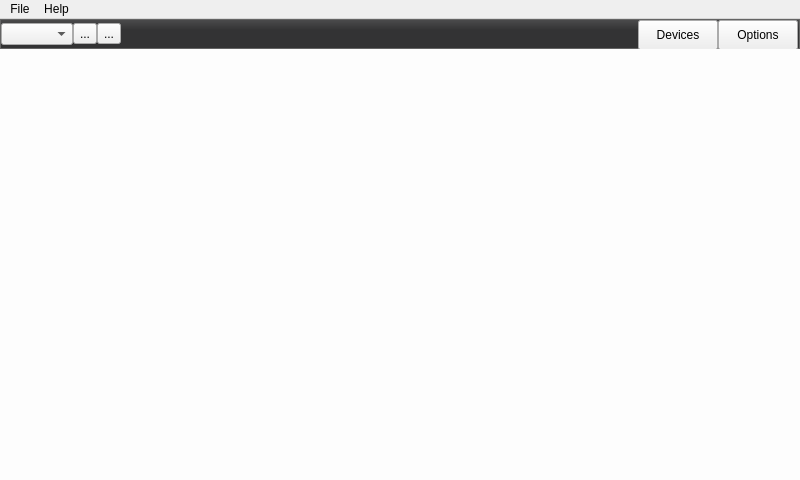
First picture: the form in Graffik/gui/mainwindow.ui, repository DynamicPerception/Graffik_Legacy, before the edit.
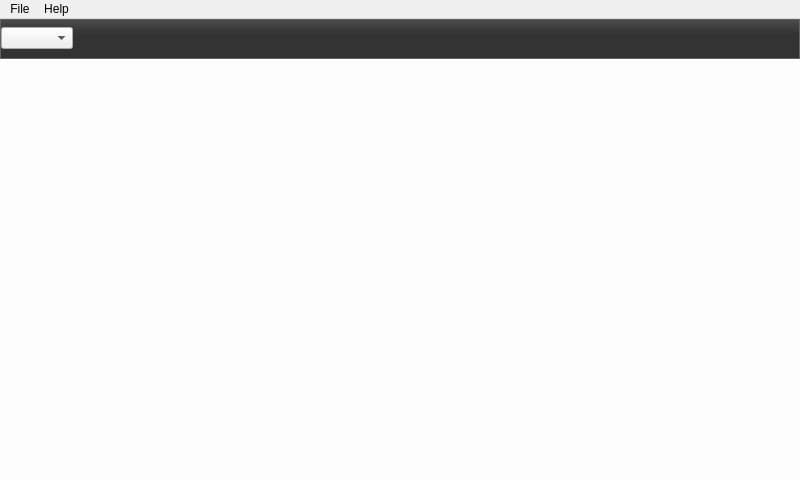
Second picture: the form after the edit. Icons and pictures are not drawn.

The edit to the form file:
```diff
--- a/Graffik/gui/mainwindow.ui
+++ b/Graffik/gui/mainwindow.ui
@@ -31,7 +31,54 @@
 border-color:rgb(100, 100, 100);
 }
 
-</string>
+#globalLoadButton {
+
+border-image: url(:/core/load-but-normal.png);
+border: 0px transparent;
+}
+
+#globalLoadButton:pressed {
+
+border-image: url(:/core/load-but-pressed.png);
+border: 0px transparent;
+}
+
+#globalSaveButton {
+
+border-image: url(:/core/save-but-normal.png);
+border: 0px transparent;
+}
+
+#globalSaveButton:pressed {
+
+border-image: url(:/core/save-but-pressed.png);
+border: 0px transparent;
+}
+
+#netButton {
+
+border-image: url(:/core/devices-but-normal.png);
+border: 0px transparent;
+margin-right: 10px;
+}
+
+#netButton:pressed {
+
+border-image: url(:/core/devices-but-pressed.png);
+border: 0px transparent;
+}
+
+#optButton {
+margin-right: 10px;
+border-image: url(:/core/set-but-normal.png);
+border: 0px transparent;
+}
+
+#optButton:pressed {
+
+border-image: url(:/core/set-but-pressed.png);
+border: 0px transparent;
+}</string>
   </property>
   <widget class="QWidget" name="centralwidget">
    <property name="styleSheet">
@@ -60,7 +107,7 @@
         <property name="maximumSize">
          <size>
           <width>16777215</width>
-          <height>30</height>
+          <height>40</height>
          </size>
         </property>
         <property name="frameShape">
@@ -70,26 +117,65 @@
          <enum>QFrame::Raised</enum>
         </property>
         <layout class="QGridLayout" name="gridLayout_2">
+         <property name="horizontalSpacing">
+          <number>5</number>
+         </property>
+         <property name="verticalSpacing">
+          <number>0</number>
+         </property>
          <property name="margin">
           <number>0</number>
          </property>
-         <property name="spacing">
-          <number>0</number>
-         </property>
          <item row="1" column="0">
           <widget class="QComboBox" name="screenSelCombo"/>
          </item>
          <item row="1" column="1">
           <widget class="QToolButton" name="globalLoadButton">
+           <property name="sizePolicy">
+            <sizepolicy hsizetype="Expanding" vsizetype="Expanding">
+             <horstretch>0</horstretch>
+             <verstretch>0</verstretch>
+            </sizepolicy>
+           </property>
+           <property name="minimumSize">
+            <size>
+             <width>25</width>
+             <height>25</height>
+            </size>
+           </property>
+           <property name="maximumSize">
+            <size>
+             <width>33</width>
+             <height>33</height>
+            </size>
+           </property>
            <property name="text">
-            <string>...</string>
+            <string/>
            </property>
           </widget>
          </item>
          <item row="1" column="2">
           <widget class="QToolButton" name="globalSaveButton">
+           <property name="sizePolicy">
+            <sizepolicy hsizetype="Expanding" vsizetype="Expanding">
+             <horstretch>0</horstretch>
+             <verstretch>0</verstretch>
+            </sizepolicy>
+           </property>
+           <property name="minimumSize">
+            <size>
+             <width>25</width>
+             <height>25</height>
+            </size>
+           </property>
+           <property name="maximumSize">
+            <size>
+             <width>33</width>
+             <height>33</height>
+            </size>
+           </property>
            <property name="text">
-            <string>...</string>
+            <string/>
            </property>
           </widget>
          </item>
@@ -103,37 +189,43 @@
            </property>
            <property name="minimumSize">
             <size>
-             <width>75</width>
-             <height>30</height>
+             <width>99</width>
+             <height>25</height>
             </size>
            </property>
            <property name="maximumSize">
             <size>
-             <width>80</width>
-             <height>30</height>
+             <width>131</width>
+             <height>33</height>
             </size>
            </property>
            <property name="text">
-            <string>Devices</string>
+            <string/>
            </property>
           </widget>
          </item>
          <item row="1" column="5">
           <widget class="QPushButton" name="optButton">
+           <property name="sizePolicy">
+            <sizepolicy hsizetype="Preferred" vsizetype="Preferred">
+             <horstretch>0</horstretch>
+             <verstretch>0</verstretch>
+            </sizepolicy>
+           </property>
            <property name="minimumSize">
             <size>
-             <width>80</width>
-             <height>30</height>
+             <width>25</width>
+             <height>25</height>
             </size>
            </property>
            <property name="maximumSize">
             <size>
-             <width>80</width>
-             <height>30</height>
+             <width>33</width>
+             <height>33</height>
             </size>
            </property>
            <property name="text">
-            <string>Options</string>
+            <string/>
            </property>
           </widget>
          </item>
```
